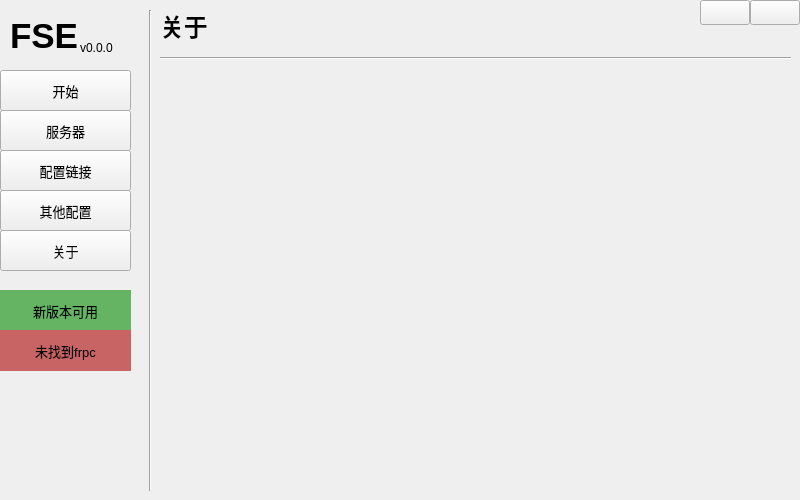
Qt form ui/main.ui (LyceenAiro/EazyFrpSetting) before a commit.
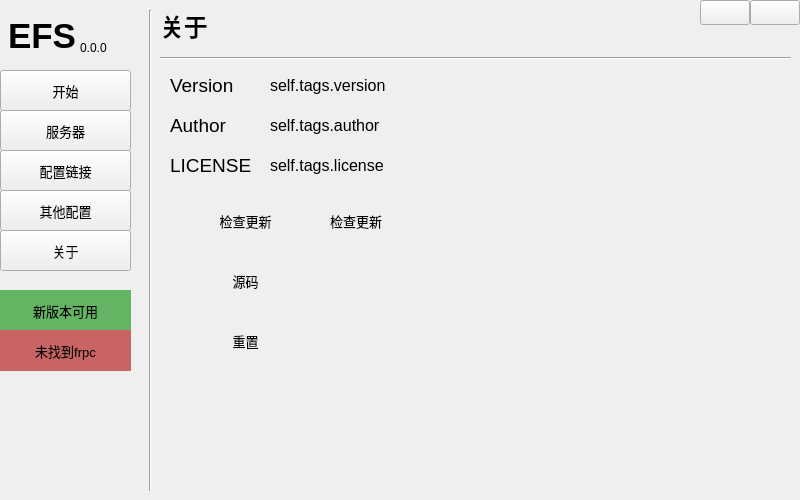
The same form after that commit. The open tabs and pages were chosen to show the change.

Commit message: vtest20：关于页面完成，手动检查更新功能，重置功能

Patch:
```diff
--- a/ui/main.ui
+++ b/ui/main.ui
@@ -976,6 +976,219 @@
        <string>关于</string>
       </property>
      </widget>
+     <widget class="QPushButton" name="check_updata">
+      <property name="enabled">
+       <bool>true</bool>
+      </property>
+      <property name="geometry">
+       <rect>
+        <x>20</x>
+        <y>190</y>
+        <width>131</width>
+        <height>41</height>
+       </rect>
+      </property>
+      <property name="font">
+       <font>
+        <pointsize>10</pointsize>
+       </font>
+      </property>
+      <property name="styleSheet">
+       <string notr="true">QPushButton {
+            border-radius: 0px;
+}
+QPushButton:hover {
+            background-color: rgb(110, 200, 110);
+}</string>
+      </property>
+      <property name="text">
+       <string>检查更新</string>
+      </property>
+     </widget>
+     <widget class="QLabel" name="tags_version">
+      <property name="geometry">
+       <rect>
+        <x>110</x>
+        <y>60</y>
+        <width>311</width>
+        <height>31</height>
+       </rect>
+      </property>
+      <property name="font">
+       <font>
+        <pointsize>12</pointsize>
+       </font>
+      </property>
+      <property name="text">
+       <string>self.tags.version</string>
+      </property>
+     </widget>
+     <widget class="QLabel" name="label_20">
+      <property name="geometry">
+       <rect>
+        <x>10</x>
+        <y>60</y>
+        <width>91</width>
+        <height>31</height>
+       </rect>
+      </property>
+      <property name="font">
+       <font>
+        <pointsize>14</pointsize>
+       </font>
+      </property>
+      <property name="text">
+       <string>Version</string>
+      </property>
+     </widget>
+     <widget class="QLabel" name="tags_check_updata">
+      <property name="geometry">
+       <rect>
+        <x>170</x>
+        <y>190</y>
+        <width>251</width>
+        <height>41</height>
+       </rect>
+      </property>
+      <property name="font">
+       <font>
+        <pointsize>10</pointsize>
+       </font>
+      </property>
+      <property name="text">
+       <string>检查更新</string>
+      </property>
+     </widget>
+     <widget class="QLabel" name="label_21">
+      <property name="geometry">
+       <rect>
+        <x>10</x>
+        <y>140</y>
+        <width>91</width>
+        <height>31</height>
+       </rect>
+      </property>
+      <property name="font">
+       <font>
+        <pointsize>14</pointsize>
+       </font>
+      </property>
+      <property name="text">
+       <string>LICENSE</string>
+      </property>
+     </widget>
+     <widget class="QLabel" name="tags_license">
+      <property name="geometry">
+       <rect>
+        <x>110</x>
+        <y>140</y>
+        <width>171</width>
+        <height>31</height>
+       </rect>
+      </property>
+      <property name="font">
+       <font>
+        <pointsize>12</pointsize>
+       </font>
+      </property>
+      <property name="text">
+       <string>self.tags.license</string>
+      </property>
+     </widget>
+     <widget class="QPushButton" name="check_github">
+      <property name="enabled">
+       <bool>true</bool>
+      </property>
+      <property name="geometry">
+       <rect>
+        <x>20</x>
+        <y>250</y>
+        <width>131</width>
+        <height>41</height>
+       </rect>
+      </property>
+      <property name="font">
+       <font>
+        <pointsize>10</pointsize>
+       </font>
+      </property>
+      <property name="styleSheet">
+       <string notr="true">QPushButton {
+            border-radius: 0px;
+}
+QPushButton:hover {
+            background-color: rgb(110, 200, 110);
+}</string>
+      </property>
+      <property name="text">
+       <string>源码</string>
+      </property>
+     </widget>
+     <widget class="QPushButton" name="check_clear">
+      <property name="enabled">
+       <bool>true</bool>
+      </property>
+      <property name="geometry">
+       <rect>
+        <x>20</x>
+        <y>310</y>
+        <width>131</width>
+        <height>41</height>
+       </rect>
+      </property>
+      <property name="font">
+       <font>
+        <pointsize>10</pointsize>
+       </font>
+      </property>
+      <property name="styleSheet">
+       <string notr="true">QPushButton {
+            border-radius: 0px;
+}
+QPushButton:hover {
+            background-color: rgb(110, 200, 110);
+}</string>
+      </property>
+      <property name="text">
+       <string>重置</string>
+      </property>
+     </widget>
+     <widget class="QLabel" name="tags_author">
+      <property name="geometry">
+       <rect>
+        <x>110</x>
+        <y>100</y>
+        <width>171</width>
+        <height>31</height>
+       </rect>
+      </property>
+      <property name="font">
+       <font>
+        <pointsize>12</pointsize>
+       </font>
+      </property>
+      <property name="text">
+       <string>self.tags.author</string>
+      </property>
+     </widget>
+     <widget class="QLabel" name="label_22">
+      <property name="geometry">
+       <rect>
+        <x>10</x>
+        <y>100</y>
+        <width>91</width>
+        <height>31</height>
+       </rect>
+      </property>
+      <property name="font">
+       <font>
+        <pointsize>14</pointsize>
+       </font>
+      </property>
+      <property name="text">
+       <string>Author</string>
+      </property>
+     </widget>
     </widget>
    </widget>
    <widget class="QWidget" name="widget_3" native="true">
@@ -1070,7 +1283,7 @@
      </rect>
     </property>
     <property name="text">
-     <string>v0.0.0</string>
+     <string>0.0.0</string>
     </property>
    </widget>
    <widget class="QPushButton" name="page_other">
@@ -1094,9 +1307,9 @@
    <widget class="QLabel" name="label_12">
     <property name="geometry">
      <rect>
-      <x>10</x>
+      <x>8</x>
       <y>10</y>
-      <width>71</width>
+      <width>73</width>
       <height>51</height>
      </rect>
     </property>
@@ -1113,7 +1326,7 @@
      </font>
     </property>
     <property name="text">
-     <string>FSE</string>
+     <string>EFS</string>
     </property>
     <property name="textFormat">
      <enum>Qt::PlainText</enum>
```
Left out of the diff: 2 changed lines with no effect on the pictures. The commit also changes 3 other files.
